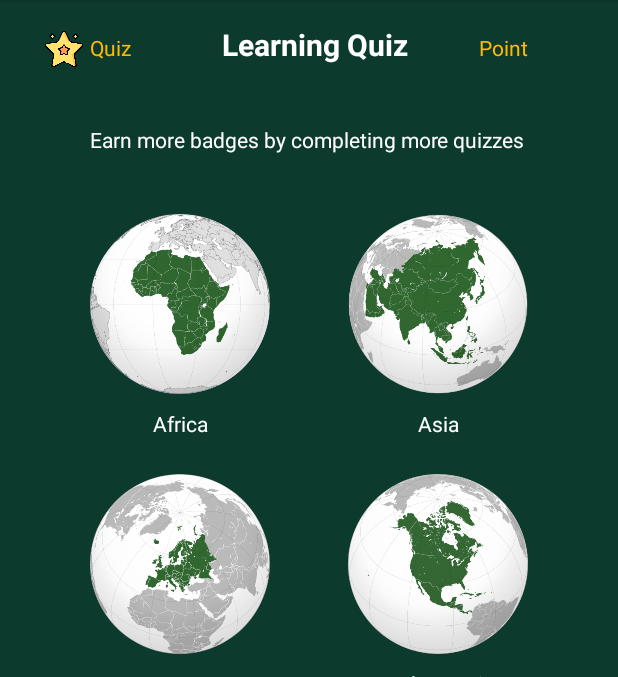
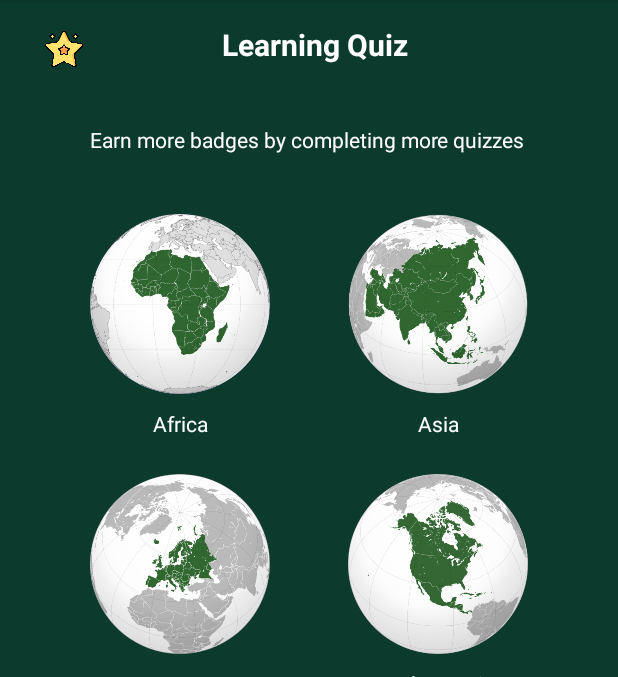
Before and after one commit to INFS3634/FlagMaster-Android-App, an Android app: the QuizActivity screen opened directly, with no data from a screen before it, on a phone screen of 412 x 824 dp, the part 84-761 px from its top. Run offline under Robolectric (Android 15) with nearby library versions, the phone set to English and light mode, and no system bars; our stand-ins replace Firebase (no records; nobody signed in at launch, a user with empty details on screens opened directly).

Commit message:
Displayed user data in Quiz screen

```diff
--- a/app/src/main/java/au/edu/unsw/infs3634/unswlearning/QuizActivity.java
+++ b/app/src/main/java/au/edu/unsw/infs3634/unswlearning/QuizActivity.java
@@ -1,14 +1,16 @@
 package au.edu.unsw.infs3634.unswlearning;
+
+import static android.content.ContentValues.TAG;
 
 import android.content.Context;
 import android.content.Intent;
 import android.os.Bundle;
 
+import android.util.Log;
 import android.view.Gravity;
 import android.view.MenuItem;
 import android.view.View;
 import android.view.WindowManager;
-import android.widget.Button;
 import android.widget.ImageView;
 import android.widget.TextView;
 
@@ -17,6 +19,12 @@ import androidx.appcompat.app.AlertDialog;
 import androidx.appcompat.app.AppCompatActivity;
 
 import com.google.android.material.bottomnavigation.BottomNavigationView;
+import com.google.firebase.auth.FirebaseAuth;
+import com.google.firebase.database.DataSnapshot;
+import com.google.firebase.database.DatabaseError;
+import com.google.firebase.database.DatabaseReference;
+import com.google.firebase.database.FirebaseDatabase;
+import com.google.firebase.database.ValueEventListener;
 
 //SecondFragment for Quiz page
 public class QuizActivity extends AppCompatActivity {
@@ -31,7 +39,7 @@ public class QuizActivity extends AppCompatActivity {
 
     //Selection of Quiz
     private String regionChosen;
-    private String quizLevel;
+    //private String quizLevel;
 
     Intent intent = getIntent();
 
@@ -39,7 +47,10 @@ public class QuizActivity extends AppCompatActivity {
     private AlertDialog.Builder dialogBuilder;
     private AlertDialog dialog;
     private ImageView easyQuiz, hardQuiz;
-    private TextView regionChosenTv;
+    private TextView regionChosenTv, countPoint, countStar;
+    //Firebase Database
+    private FirebaseDatabase mFirebaseDatabase;
+    private DatabaseReference databaseReference;
 
     @Override
     protected void onCreate(Bundle savedInstanceState) {
@@ -52,7 +63,35 @@ public class QuizActivity extends AppCompatActivity {
         northAmericaMap = findViewById(R.id.northAmericaMap);
         southAmericaMap = findViewById(R.id.southAmericaMap);
         oceaniaMap = findViewById(R.id.oceaniaMap);
+        countPoint = findViewById(R.id.countPoint);
+        countStar = findViewById(R.id.countStar);
 
+        //Set up Firebase Database
+        //mAuth = FirebaseAuth.getInstance();
+        mFirebaseDatabase = FirebaseDatabase.getInstance("https://infs3634-flagmaster-app-default-rtdb.asia-southeast1.firebasedatabase.app");
+        //databaseReference = mFirebaseDatabase.getReference("USER");
+        databaseReference = mFirebaseDatabase.getReference("USER");
+
+        //Display user data
+        databaseReference.child(FirebaseAuth.getInstance().getUid()).addListenerForSingleValueEvent(new ValueEventListener() {
+            @Override
+            public void onDataChange(@NonNull DataSnapshot dataSnapshot) {
+                //Retrieve user data from database
+                //User result = (User) dataSnapshot.getValue();
+                User result = dataSnapshot.getValue(User.class);
+
+                if (result != null) {
+                    Log.d(TAG, "retrieveDataFromDB");
+                    countStar.setText(String.valueOf(result.getCountLevel()));
+                    countPoint.setText(String.valueOf(result.getCountPoint()));
+                }
+            }
+
+            @Override
+            public void onCancelled(@NonNull DatabaseError error) {
+                System.out.println("databaseReference failed!");
+            }
+        });
         //Bottom Navigation
         BottomNavigationView bottomNav = findViewById(R.id.bottomNavigationView);
         bottomNav.setSelectedItemId(R.id.quiz);
--- a/app/src/main/res/layout/activity_quiz.xml
+++ b/app/src/main/res/layout/activity_quiz.xml
@@ -55,12 +55,11 @@
         app:layout_constraintTop_toBottomOf="@+id/asiaMap" />
 
     <TextView
-        android:id="@+id/countQuiz"
+        android:id="@+id/countStar"
         android:layout_width="40dp"
         android:layout_height="25dp"
         android:layout_marginStart="60dp"
         android:layout_marginTop="22dp"
-        android:text="Quiz"
         android:textColor="#ffba00"
         app:layout_constraintStart_toStartOf="parent"
         app:layout_constraintTop_toTopOf="parent" />
@@ -203,7 +202,6 @@
         android:layout_height="wrap_content"
         android:layout_marginTop="22dp"
         android:layout_marginEnd="60dp"
-        android:text="Point"
         android:textColor="#ffba00"
         app:layout_constraintEnd_toEndOf="parent"
         app:layout_constraintTop_toTopOf="parent" />
```
Also changed, not shown: app/src/main/java/au/edu/unsw/infs3634/unswlearning/SettingActivity.java (+0 -27 lines).
